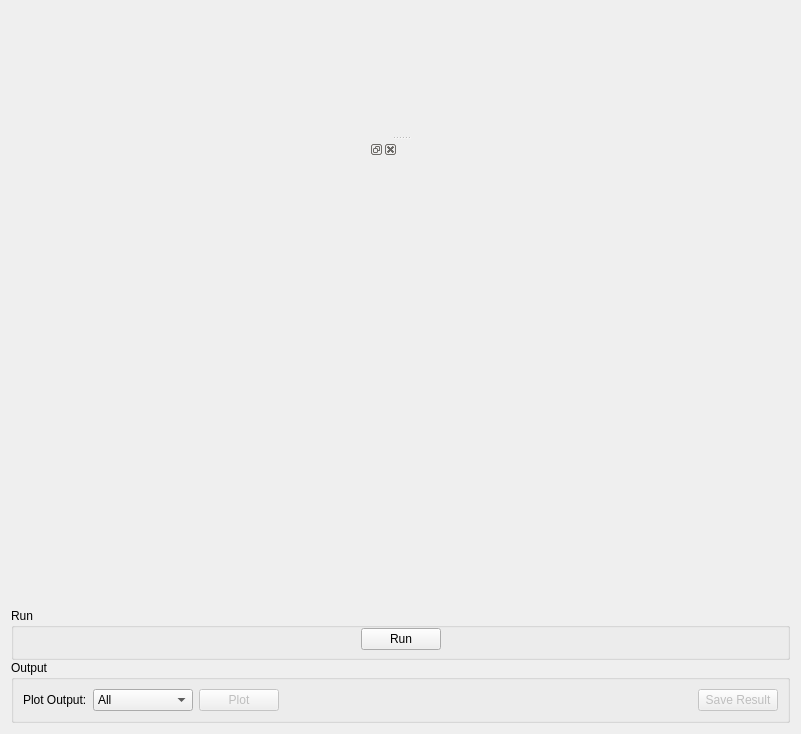
Qt form qt/scientific_interfaces/Indirect/ConvFit.ui (mantidproject/mantid) before a commit.
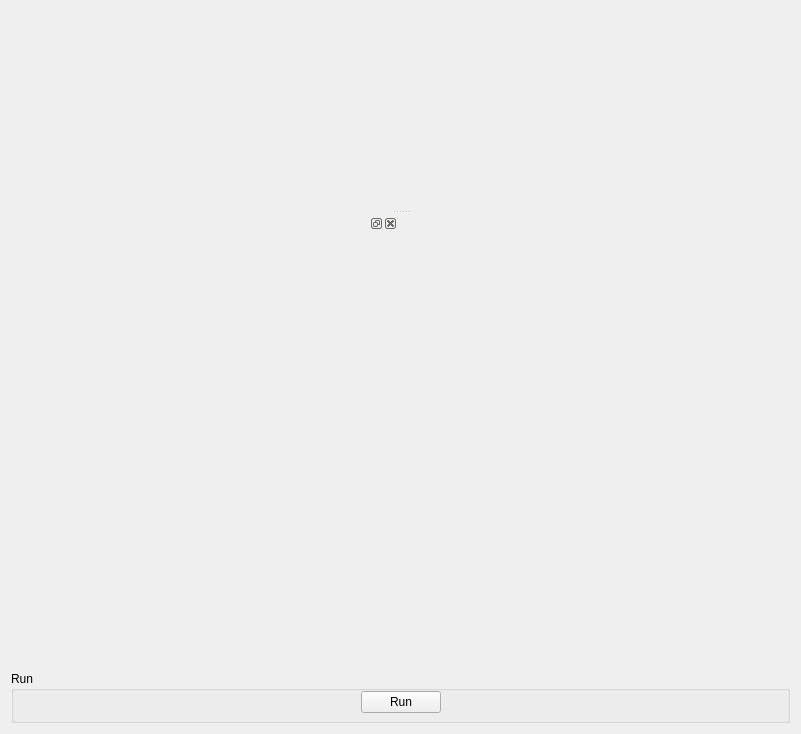
The same form after that commit. Custom widgets are drawn as their Qt base class.

The edit to the form file:
```diff
--- a/qt/scientific_interfaces/Indirect/ConvFit.ui
+++ b/qt/scientific_interfaces/Indirect/ConvFit.ui
@@ -137,90 +137,7 @@
            </widget>
           </item>
           <item>
-           <widget class="QGroupBox" name="gbOutput">
-            <property name="title">
-             <string>Output</string>
-            </property>
-            <layout class="QHBoxLayout" name="horizontalLayout_10">
-             <item>
-              <widget class="QLabel" name="lbPlotType">
-               <property name="text">
-                <string>Plot Output:</string>
-               </property>
-              </widget>
-             </item>
-             <item>
-              <widget class="QComboBox" name="cbPlotType">
-               <property name="sizePolicy">
-                <sizepolicy hsizetype="Preferred" vsizetype="Fixed">
-                 <horstretch>0</horstretch>
-                 <verstretch>0</verstretch>
-                </sizepolicy>
-               </property>
-               <property name="minimumSize">
-                <size>
-                 <width>100</width>
-                 <height>0</height>
-                </size>
-               </property>
-               <property name="maximumSize">
-                <size>
-                 <width>100</width>
-                 <height>16777215</height>
-                </size>
-               </property>
-               <item>
-                <property name="text">
-                 <string>All</string>
-                </property>
-               </item>
-               <item>
-                <property name="text">
-                 <string>Amplitude</string>
-                </property>
-               </item>
-               <item>
-                <property name="text">
-                 <string>FWHM</string>
-                </property>
-               </item>
-              </widget>
-             </item>
-             <item>
-              <widget class="QPushButton" name="pbPlot">
-               <property name="enabled">
-                <bool>false</bool>
-               </property>
-               <property name="text">
-                <string>Plot</string>
-               </property>
-              </widget>
-             </item>
-             <item>
-              <spacer name="horizontalSpacer_1">
-               <property name="orientation">
-                <enum>Qt::Horizontal</enum>
-               </property>
-               <property name="sizeHint" stdset="0">
-                <size>
-                 <width>40</width>
-                 <height>20</height>
-                </size>
-               </property>
-              </spacer>
-             </item>
-             <item>
-              <widget class="QPushButton" name="pbSave">
-               <property name="enabled">
-                <bool>false</bool>
-               </property>
-               <property name="text">
-                <string>Save Result</string>
-               </property>
-              </widget>
-             </item>
-            </layout>
-           </widget>
+           <widget class="MantidQt::CustomInterfaces::IDA::IndirectFitOutputOptionsView" name="ovOutputOptionsView" native="true"/>
           </item>
          </layout>
         </widget>
@@ -256,6 +173,12 @@
    <header>IndirectFitDataView.h</header>
    <container>1</container>
   </customwidget>
+  <customwidget>
+   <class>MantidQt::CustomInterfaces::IDA::IndirectFitOutputOptionsView</class>
+   <extends>QWidget</extends>
+   <header>IndirectFitOutputOptionsView.h</header>
+   <container>1</container>
+  </customwidget>
  </customwidgets>
  <resources/>
  <connections/>
```
